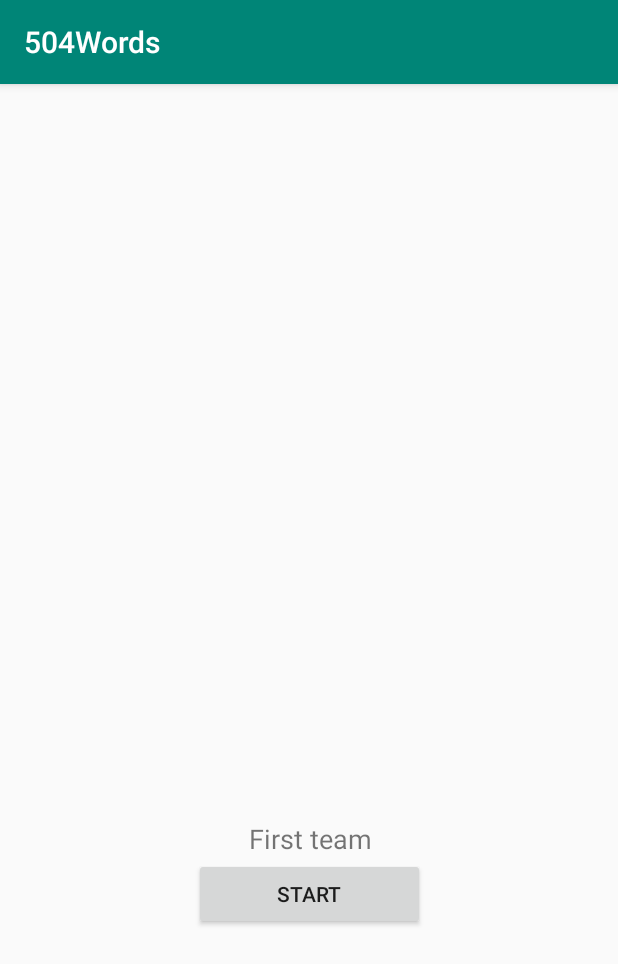
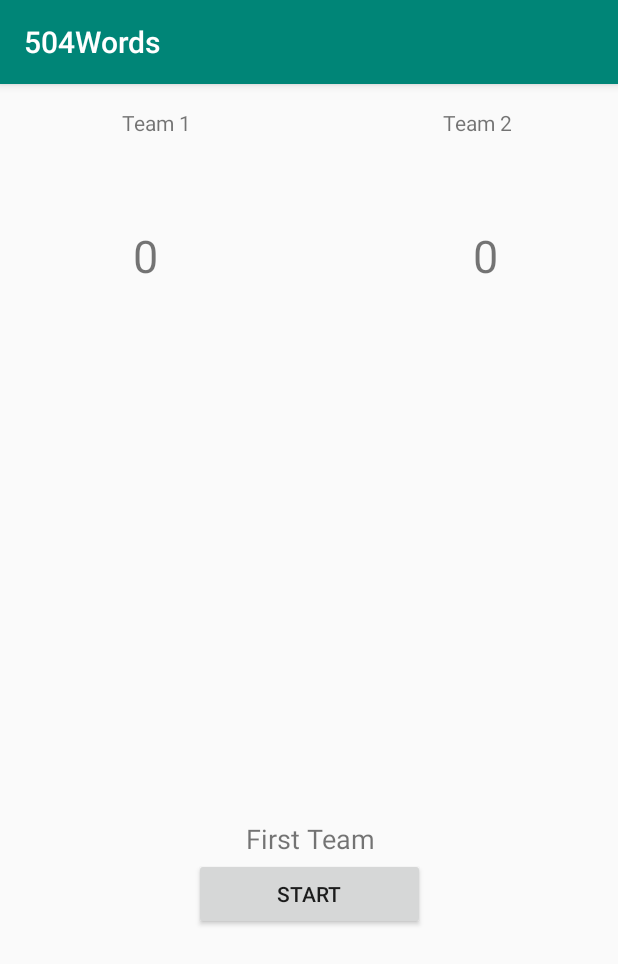
Before and after one commit to hovgrigor/504words, an Android app: the Started screen opened directly, with no data from a screen before it, on a phone screen of 412 x 824 dp. Shown: the top 964 px of the screen. Run offline under Robolectric (Android 15) with nearby library versions, the phone set to English and light mode, and no system bars.

Commit message:
Working version(no design)

```diff
--- a/app/src/main/java/com/example/rustam/a504words/Lesson.java
+++ b/app/src/main/java/com/example/rustam/a504words/Lesson.java
@@ -16,6 +16,7 @@ public class Lesson extends AppCompatActivity {
     private Button go;
     private TextView from;
     private TextView to;
+    static ArrayList<String> array;
 
     @Override
     protected void onCreate(Bundle savedInstanceState) {
@@ -48,8 +49,7 @@ public class Lesson extends AppCompatActivity {
                             .setAction("Action", null).show();
                 }else {
                     Intent myIntent = new Intent(Lesson.this, Started.class);
-                    ArrayList<String> array = new ArrayList<>(new Words(n_from, n_to).getwords());
-                    myIntent.putStringArrayListExtra("array", array);
+                    array = new ArrayList<>(new Words(n_from, n_to).getwords());
                     startActivity(myIntent);
                 }
             }
--- a/app/src/main/java/com/example/rustam/a504words/MainActivity.java
+++ b/app/src/main/java/com/example/rustam/a504words/MainActivity.java
@@ -71,7 +71,6 @@ public class MainActivity extends AppCompatActivity {
 
         Intent intent =  getIntent();
         array = intent.getStringArrayListExtra("array");
-        System.out.println(array.size());
         B1.setText(getrandom());
         B2.setText(getrandom());
         B3.setText(getrandom());
@@ -274,15 +273,14 @@ public class MainActivity extends AppCompatActivity {
         int random = (int)(Math.random() * array.size());
         String temp = array.get(random);
         array.remove(random);
-        System.out.println(array.size());
         return temp;
     }
 
     private Runnable Timer_Tick = new Runnable() {
         public void run() {
             time++;
-            thetime.setText(time);
-            if(time > 60){
+            thetime.setText(60 - time + "");
+            if(60 - time == 0){
                 Intent intent = new Intent(MainActivity.this, Started.class);
                 intent.putExtra("points", points);
                 startActivity(intent);
--- a/app/src/main/java/com/example/rustam/a504words/Started.java
+++ b/app/src/main/java/com/example/rustam/a504words/Started.java
@@ -2,16 +2,26 @@ package com.example.rustam.a504words;
 
 import android.content.DialogInterface;
 import android.content.Intent;
+import android.support.design.widget.Snackbar;
 import android.support.v7.app.AlertDialog;
 import android.support.v7.app.AppCompatActivity;
 import android.os.Bundle;
 import android.view.View;
 import android.widget.Button;
+import android.widget.TextView;
 
-import java.util.ArrayList;
+import static com.example.rustam.a504words.Lesson.array;
 
 public class Started extends AppCompatActivity {
     private Button start;
+    private TextView t_team;
+    private TextView f_team;
+    private TextView s_team;
+    static int team;
+    static int points_t1;
+    static int points_t2;
+
+
 
     @Override
     public void onBackPressed() {
@@ -34,8 +44,58 @@ public class Started extends AppCompatActivity {
         super.onCreate(savedInstanceState);
         setContentView(R.layout.activity_started);
         start = findViewById(R.id.b_start);
+        t_team = findViewById(R.id.t_team);
+        f_team = findViewById(R.id.Team1);
+        s_team = findViewById(R.id.Team2);
+
         Intent intent =  getIntent();
-        final ArrayList<String> array = intent.getStringArrayListExtra("array");
+        int points = intent.getIntExtra("points", 0);
+        System.out.println(points);
+
+        team++;
+        if(team % 2 == 0){
+            t_team.setText("Second Team");
+            points_t1 += points;
+            //System.out.println("Team 1: " + points_t1);
+        }else{
+            t_team.setText("First Team");
+            points_t2 += points;
+           //System.out.println("Team 2: " + points_t2);
+        }
+
+        f_team.setText(points_t1 + "");
+        s_team.setText(points_t2 + "");
+
+        if(points_t1 >= 1){
+            new AlertDialog.Builder(this)
+                    .setMessage("First Team Wins!!!")
+                    .setCancelable(false)
+                    .setPositiveButton("Restart", new DialogInterface.OnClickListener() {
+                        public void onClick(DialogInterface dialog, int id) {
+                            Intent intent = new Intent(Started.this, Main.class);
+                            points_t1 = 0;
+                            points_t2 = 0;
+                            intent.setFlags(Intent.FLAG_ACTIVITY_NEW_TASK | Intent.FLAG_ACTIVITY_CLEAR_TASK);
+                            startActivity(intent);
+                        }
+                    }).show();
+        }else if(points_t2 >= 30){
+            new AlertDialog.Builder(this)
+                    .setMessage("Second Team Wins!!!")
+                    .setCancelable(false)
+                    .setPositiveButton("Restart", new DialogInterface.OnClickListener() {
+                        public void onClick(DialogInterface dialog, int id) {
+                            Intent intent = new Intent(Started.this, Main.class);
+                            points_t1 = 0;
+                            points_t2 = 0;
+                            intent.setFlags(Intent.FLAG_ACTIVITY_NEW_TASK | Intent.FLAG_ACTIVITY_CLEAR_TASK);
+                            startActivity(intent);
+                        }
+                    }).show();
+        }
+
+
+
 
         start.setOnClickListener(new View.OnClickListener() {
             @Override
--- a/app/src/main/res/layout/activity_lesson.xml
+++ b/app/src/main/res/layout/activity_lesson.xml
@@ -62,6 +62,7 @@
         android:layout_marginEnd="85dp"
         android:layout_marginRight="85dp"
         android:ems="10"
+        android:gravity="center"
         android:inputType="number"
         app:layout_constraintEnd_toEndOf="parent"
         app:layout_constraintStart_toStartOf="parent"
@@ -77,6 +78,7 @@
         android:layout_marginEnd="85dp"
         android:layout_marginRight="85dp"
         android:ems="10"
+        android:gravity="center"
         android:inputType="number"
         app:layout_constraintEnd_toEndOf="parent"
         app:layout_constraintStart_toStartOf="parent"
--- a/app/src/main/res/layout/activity_started.xml
+++ b/app/src/main/res/layout/activity_started.xml
@@ -35,4 +35,66 @@
         app:layout_constraintEnd_toEndOf="parent"
         app:layout_constraintStart_toStartOf="parent" />
 
+    <TextView
+        android:id="@+id/Team1"
+        android:layout_width="112dp"
+        android:layout_height="125dp"
+        android:layout_marginStart="55dp"
+        android:layout_marginLeft="55dp"
+        android:layout_marginTop="52dp"
+        android:layout_marginEnd="57dp"
+        android:layout_marginRight="57dp"
+        android:gravity="center"
+        android:text="100"
+        android:textSize="30sp"
+        app:layout_constraintEnd_toStartOf="@+id/Team2"
+        app:layout_constraintStart_toStartOf="parent"
+        app:layout_constraintTop_toTopOf="parent" />
+
+    <TextView
+        android:id="@+id/Team2"
+        android:layout_width="112dp"
+        android:layout_height="125dp"
+        android:layout_marginStart="57dp"
+        android:layout_marginLeft="57dp"
+        android:layout_marginTop="52dp"
+        android:layout_marginEnd="48dp"
+        android:layout_marginRight="48dp"
+        android:gravity="center"
+        android:text="100"
+        android:textSize="30sp"
+        app:layout_constraintEnd_toEndOf="parent"
+        app:layout_constraintStart_toEndOf="@+id/Team1"
+        app:layout_constraintTop_toTopOf="parent" />
+
+    <TextView
+        android:id="@+id/textView5"
+        android:layout_width="wrap_content"
+        android:layout_height="wrap_content"
+        android:layout_marginStart="68dp"
+        android:layout_marginLeft="68dp"
+        android:layout_marginTop="16dp"
+        android:text="Team 1"
+        android:gravity="center"
+        android:textSize="14sp"
+        app:layout_constraintEnd_toStartOf="@+id/textView6"
+        app:layout_constraintStart_toStartOf="parent"
+        app:layout_constraintTop_toTopOf="parent" />
+
+    <TextView
+        android:id="@+id/textView6"
+        android:layout_width="wrap_content"
+        android:layout_height="wrap_content"
+        android:layout_marginStart="154dp"
+        android:layout_marginLeft="154dp"
+        android:layout_marginTop="16dp"
+        android:layout_marginEnd="57dp"
+        android:layout_marginRight="57dp"
+        android:text="Team 2"
+        android:gravity="center"
+        android:textSize="14sp"
+        app:layout_constraintEnd_toEndOf="parent"
+        app:layout_constraintStart_toEndOf="@+id/textView5"
+        app:layout_constraintTop_toTopOf="parent" />
+
 </android.support.constraint.ConstraintLayout>
```
Also changed, not shown: app/src/main/java/com/example/rustam/a504words/Main.java (+8 -0 lines), app/src/main/res/layout/activity_main.xml (+3 -9 lines), 98 other files.
